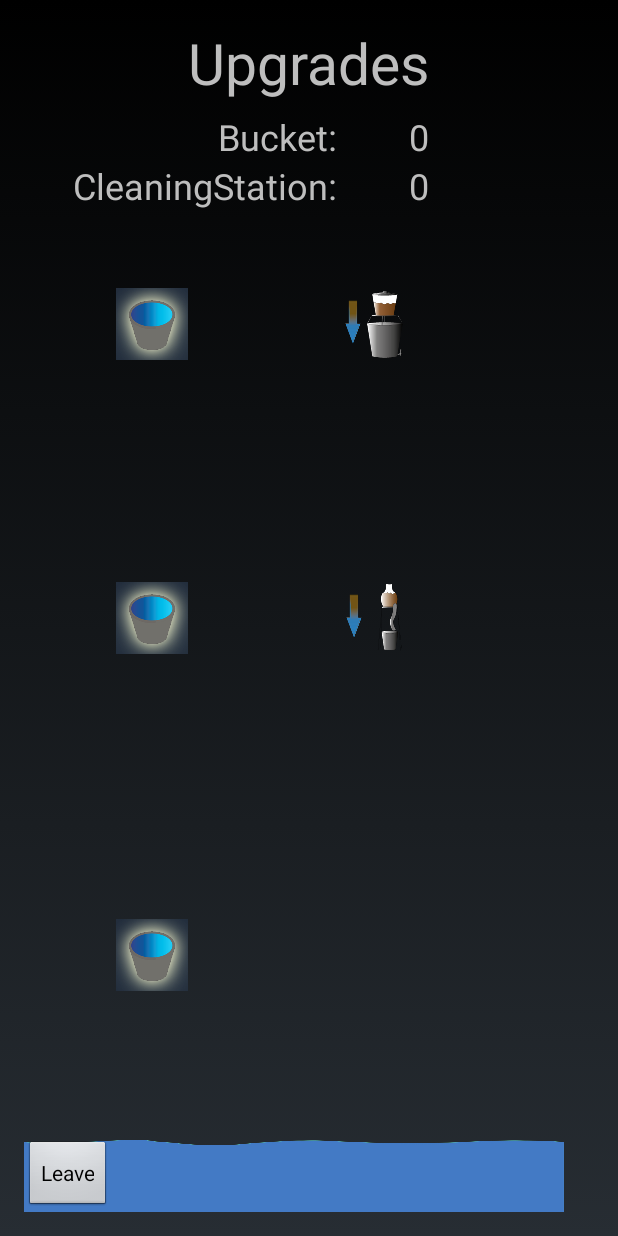
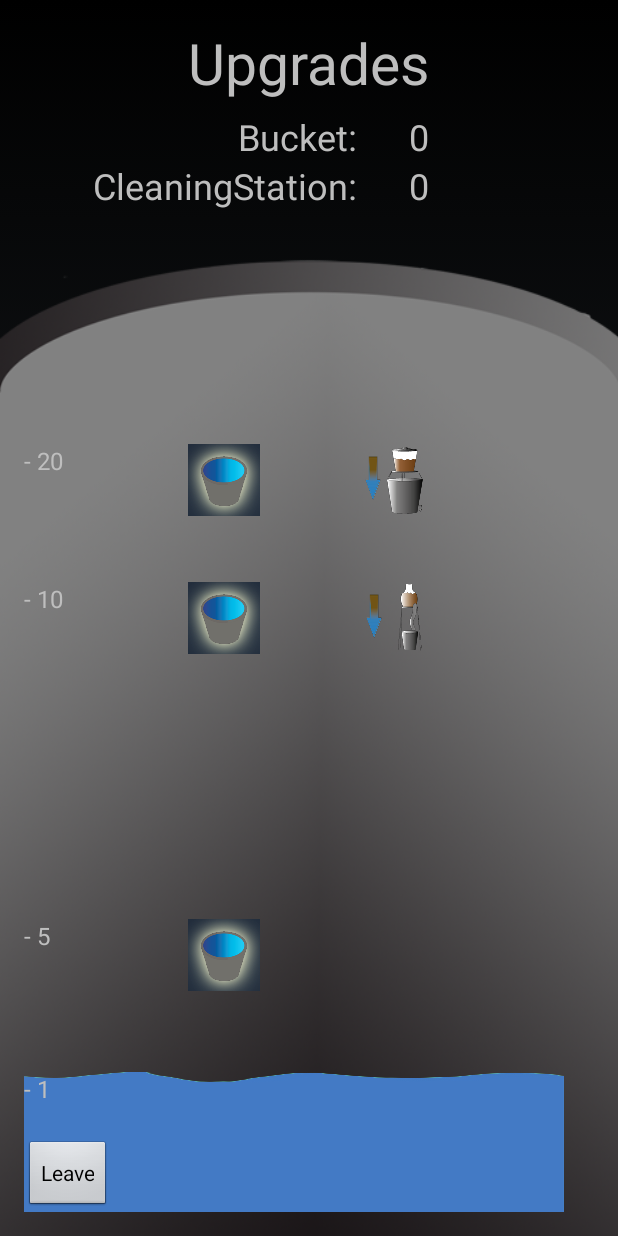
Before and after one commit to Agfct/MagicaeLudos, an Android app: the UpgradesActivity screen opened directly, with no data from a screen before it, on a phone screen of 412 x 824 dp. Run offline under Robolectric (Android 15) with nearby library versions, the phone set to English and light mode, and no system bars.

Commit message:
fixed minor stuff2

```diff
--- a/app/src/main/java/com/magicaeludos/mobile/magicaeludos/framework/GameSetting.java
+++ b/app/src/main/java/com/magicaeludos/mobile/magicaeludos/framework/GameSetting.java
@@ -40,7 +40,7 @@ public class GameSetting {
         if(gameDifficulty == 1){
             gameTime = 10;
             gameSpeed = 10;
-            waterDropAmount = 10;
+            waterDropAmount = 1;
             water = new Water(0,village.getBucketSize());
             usableObstacles.add(ObstacleType.WATER_DROP);
             usableObstacles.add(ObstacleType.STONE);
--- a/app/src/main/java/com/magicaeludos/mobile/magicaeludos/framework/Water.java
+++ b/app/src/main/java/com/magicaeludos/mobile/magicaeludos/framework/Water.java
@@ -14,7 +14,7 @@ public class Water {
     public Water (int startingAmount, int maxAmountOfWater){
         this.cleanWater = startingAmount;
         this.dirtyWater = 0;
-        this.maxAmountOfWater = maxAmountOfWater+100;
+        this.maxAmountOfWater = maxAmountOfWater;
     }
 
     public void addCleanWater(double cleanWaterAmount){
--- a/app/src/main/res/layout/activity_game.xml
+++ b/app/src/main/res/layout/activity_game.xml
@@ -31,6 +31,8 @@
 
         <include android:id="@+id/level_info_1" layout="@layout/level_info_1" />
         <include android:id="@+id/level_info_2" layout="@layout/level_info_2" />
+        <include android:id="@+id/level_info_3" layout="@layout/level_info_3" />
+        <include android:id="@+id/level_info_3" layout="@layout/level_info_3" />
 
     </ViewFlipper>
 
--- a/app/src/main/res/layout/activity_upgrades.xml
+++ b/app/src/main/res/layout/activity_upgrades.xml
@@ -8,6 +8,7 @@
     android:paddingLeft="@dimen/activity_horizontal_margin"
     android:paddingRight="@dimen/activity_horizontal_margin"
     android:paddingTop="@dimen/activity_vertical_margin"
+    android:background="@drawable/background_bucket"
     tools:context=".implementation.activities.MainActivity">
 
     <TextView
@@ -18,17 +19,72 @@
         android:textSize="@dimen/large_text"
         android:layout_alignParentTop="true"
         android:layout_centerHorizontal="true"/>
+
     <RelativeLayout
         android:id="@+id/upgradeWave"
         android:layout_width="wrap_content"
         android:layout_height="wrap_content"
-        android:layout_alignTop="@+id/bucketUpgrade2">
+        android:layout_above="@+id/btnBackToVillage"
+        android:visibility="visible"
+        android:layout_alignTop="@+id/txtUpgradeNr0">
         <ImageView
             android:id="@+id/upgradeWaveImage"
             android:layout_width="wrap_content"
             android:layout_height="wrap_content"
-            android:background="@drawable/uppgrades_wave" />
+            android:background="@drawable/uppgrades_wave"
+            android:layout_alignParentBottom="true" />
+
     </RelativeLayout>
+
+    <ImageView
+        android:id="@+id/defaultUpgrades"
+        android:layout_width="wrap_content"
+        android:layout_height="wrap_content"
+        android:layout_alignTop="@+id/txtUpgradeNr0"
+        android:layout_toRightOf="@+id/txtUpgradeNr0"
+        android:layout_toEndOf="@+id/txtUpgradeNr0" />
+
+    <TextView
+        android:id="@+id/txtUpgradeNr1"
+        android:layout_width="wrap_content"
+        android:layout_height="wrap_content"
+        android:text="- 5"
+        android:textSize="@dimen/activity_horizontal_margin"
+        android:layout_alignTop="@+id/bucketUpgrade1"
+        android:layout_alignParentLeft="true"
+        android:layout_alignParentStart="true" />
+
+    <TextView
+        android:id="@+id/txtUpgradeNr2"
+        android:layout_width="wrap_content"
+        android:layout_height="wrap_content"
+        android:text="- 10"
+        android:textSize="@dimen/activity_horizontal_margin"
+        android:layout_alignTop="@+id/bucketUpgrade2"
+        android:layout_alignParentLeft="true"
+        android:layout_alignParentStart="true" />
+
+    <TextView
+        android:id="@+id/txtUpgradeNr3"
+        android:layout_width="wrap_content"
+        android:layout_height="wrap_content"
+        android:text="- 20"
+        android:textSize="@dimen/activity_horizontal_margin"
+        android:layout_alignTop="@+id/bucketUpgrade3"
+        android:layout_alignParentLeft="true"
+        android:layout_alignParentStart="true" />
+
+
+    <TextView
+        android:id="@+id/txtUpgradeNr0"
+        android:layout_width="wrap_content"
+        android:layout_height="wrap_content"
+        android:text="- 1"
+        android:textSize="@dimen/activity_horizontal_margin"
+        android:layout_alignParentBottom="true"
+        android:layout_alignParentLeft="true"
+        android:layout_alignParentStart="true"
+        android:layout_marginBottom="71dp" />
 
     <TextView
         android:id="@+id/txtBucketUpgrade"
@@ -92,26 +148,26 @@
         android:layout_height="wrap_content"
         android:src="@drawable/purifier_1"
         android:layout_alignTop="@+id/bucketUpgrade2"
-        android:layout_toLeftOf="@+id/valueCleaningStation"
-        android:layout_toStartOf="@+id/valueCleaningStation" />
+        android:layout_alignLeft="@+id/cleaningStationUpgrade2"
+        android:layout_alignStart="@+id/cleaningStationUpgrade2" />
     <!-- Upgrade level 3 (20+)-->
     <ImageView
         android:id="@+id/bucketUpgrade3"
         android:layout_width="wrap_content"
         android:layout_height="wrap_content"
         android:src="@drawable/uppgrade_bucket_1"
-        android:layout_below="@+id/txtCleaningStation"
-        android:layout_toLeftOf="@+id/txtUpgrades"
-        android:layout_toStartOf="@+id/txtUpgrades"
-        android:layout_marginTop="52dp" />
+        android:layout_above="@+id/bucketUpgrade2"
+        android:layout_alignLeft="@+id/txtUpgrades"
+        android:layout_alignStart="@+id/txtUpgrades"
+        android:layout_marginBottom="44dp" />
     <ImageView
         android:id="@+id/cleaningStationUpgrade2"
         android:layout_width="wrap_content"
         android:layout_height="wrap_content"
         android:src="@drawable/purifier_2"
         android:layout_alignTop="@+id/bucketUpgrade3"
-        android:layout_alignLeft="@+id/cleaningStationUpgrade1"
-        android:layout_alignStart="@+id/cleaningStationUpgrade1" />
+        android:layout_alignRight="@+id/valueCleaningStation"
+        android:layout_alignEnd="@+id/valueCleaningStation" />
 
     <Button
         android:id="@+id/btnBackToVillage"
@@ -122,13 +178,6 @@
         android:layout_alignParentBottom="true"
         android:layout_alignParentLeft="true"
         android:layout_alignParentStart="true"/>
-    <ImageView
-        android:id="@+id/defaultUpgrades"
-        android:layout_width="wrap_content"
-        android:layout_height="wrap_content"
-        android:layout_toEndOf="@+id/bucketUpgrade1"
-        android:layout_alignTop="@+id/btnBackToVillage"
-        android:layout_toRightOf="@+id/bucketUpgrade1" />
 
 
 </RelativeLayout>
```
Also changed, not shown: app/src/main/java/com/magicaeludos/mobile/magicaeludos/framework/Probability.java (+9 -3 lines), app/src/main/res/layout/activity_village.xml (+22 -35 lines), app/src/main/res/layout/level_info_3.xml (added, +45 -0 lines), app/src/main/res/layout/level_info_4.xml (added, +45 -0 lines), app/src/main/res/drawable-hdpi/background_bucket.png (added), app/src/main/res/drawable-mdpi/background_bucket.png (added), app/src/main/res/drawable-xhdpi/background_bucket.png (added), app/src/main/res/drawable-xxhdpi/background_bucket.png (added).
